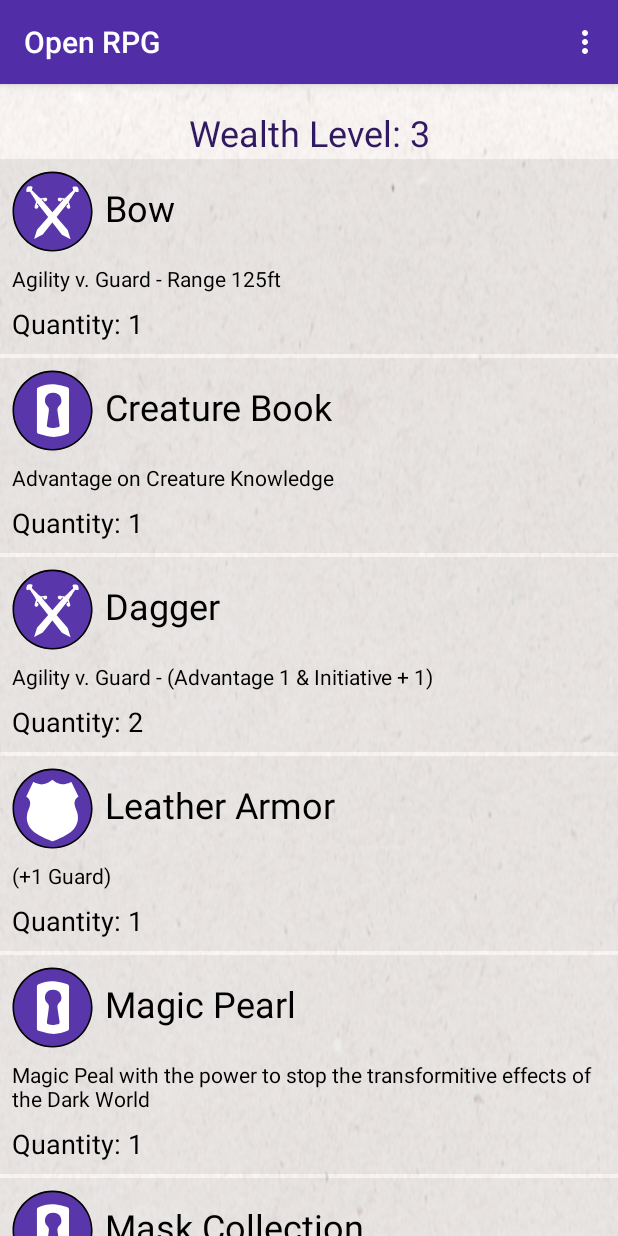
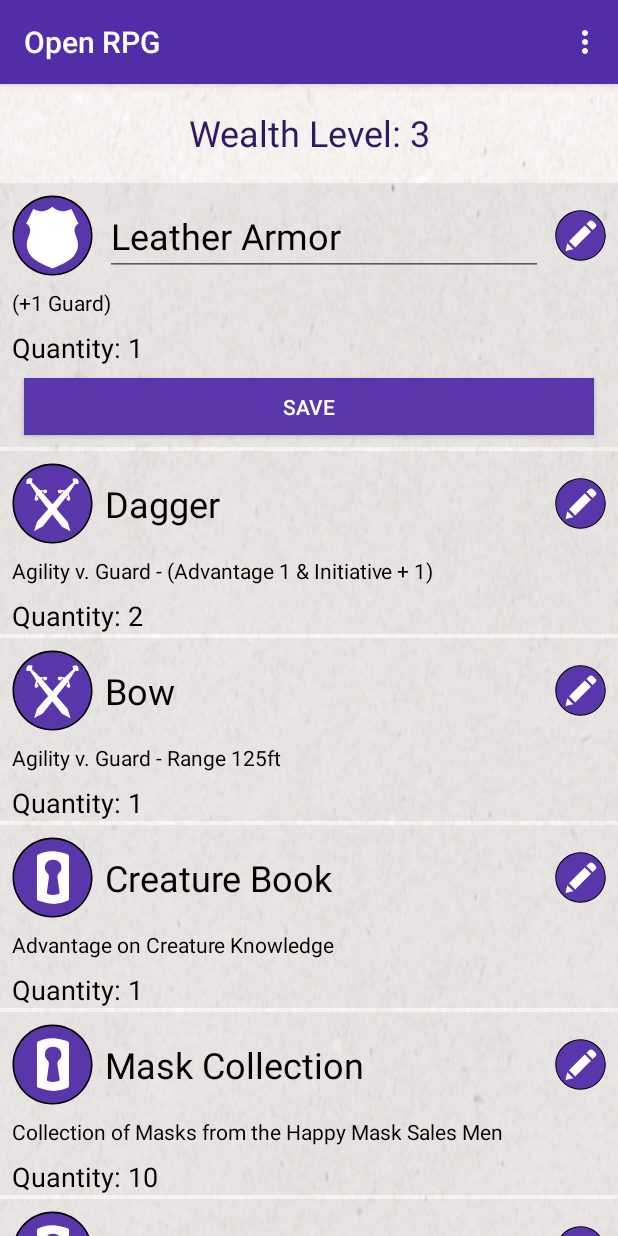
Before and after one commit to Geoffery10/Open-RPG, an Android app: the OLInventoryActivity screen opened directly, with no data from a screen before it, in the options menu, after a tap on "Add Item", on a phone screen of 412 x 824 dp. Run offline under Robolectric (Android 15) with nearby library versions, the phone set to English and light mode, and no system bars.

Commit message:
Added Edit Icon and Text Field

```diff
--- a/app/src/main/java/com/thecoredepository/mobile_rpg/charactersheets/openlegend/adapters/OLInventoryAdapter.java
+++ b/app/src/main/java/com/thecoredepository/mobile_rpg/charactersheets/openlegend/adapters/OLInventoryAdapter.java
@@ -5,6 +5,8 @@ import android.util.Log;
 import android.view.LayoutInflater;
 import android.view.View;
 import android.view.ViewGroup;
+import android.widget.Button;
+import android.widget.EditText;
 import android.widget.ImageView;
 import android.widget.TextView;
 
@@ -43,6 +45,9 @@ public class OLInventoryAdapter extends RecyclerView.Adapter<OLInventoryAdapter.
     public void onBindViewHolder(@NonNull final OLInventoryAdapter.ViewHolder holder, int position) {
         Log.d("Recycle", "onBindViewHolder called");
         OLItem item = items.get(position);
+        holder.btnSave.setVisibility(View.GONE);
+        holder.txtTitle.setVisibility(View.VISIBLE);
+        holder.editTitle.setVisibility(View.GONE);
 
         String type = ""+ item.getType();
         switch (type) {
@@ -55,19 +60,30 @@ public class OLInventoryAdapter extends RecyclerView.Adapter<OLInventoryAdapter.
             default : holder.imgIcon.setImageResource(R.drawable.ic_other_icon);
         }
 
-        /*if (item.getType().equals("Weapon")) {
-            holder.imgIcon.setImageResource(R.drawable.ic_weapon_icon);
-        } else if (item.getType().equals("Armor")) {
-            holder.imgIcon.setImageResource(R.drawable.ic_armor_icon);
-        } else if (item.getType().equals("Potion")) {
-            holder.imgIcon.setImageResource(R.drawable.ic_potion_icon);
-        } else {
-            holder.imgIcon.setImageResource(R.drawable.ic_other_icon);
-        }*/
-
         holder.txtTitle.setText(item.getTitle());
         holder.txtDescription.setText(item.getDescription());
         holder.txtQuantity.setText("Quantity: " + item.getQuantity());
+
+        holder.btnEdit.setOnClickListener(new View.OnClickListener() {
+            @Override
+            public void onClick(View v) {
+                //Open Edit
+                if (holder.btnSave.getVisibility() == View.GONE)
+                {
+                    holder.btnSave.setVisibility(View.VISIBLE);
+                    holder.txtTitle.setVisibility(View.GONE);
+                    holder.editTitle.setText(holder.txtTitle.getText());
+                    holder.editTitle.setVisibility(View.VISIBLE);
+                }
+                else
+                {
+                    holder.btnSave.setVisibility(View.GONE);
+                    holder.txtTitle.setVisibility(View.VISIBLE);
+                    holder.txtTitle.setText(holder.editTitle.getText());
+                    holder.editTitle.setVisibility(View.GONE);
+                }
+            }
+        });
     }
 
     @Override
@@ -87,6 +103,9 @@ public class OLInventoryAdapter extends RecyclerView.Adapter<OLInventoryAdapter.
         TextView txtTitle;
         TextView txtDescription;
         TextView txtQuantity;
+        ImageView btnEdit;
+        Button btnSave;
+        EditText editTitle;
 
         public ViewHolder(@NonNull View itemView) {
             super(itemView);
@@ -96,6 +115,9 @@ public class OLInventoryAdapter extends RecyclerView.Adapter<OLInventoryAdapter.
             txtTitle = itemView.findViewById(R.id.txtTitle);
             txtDescription = itemView.findViewById(R.id.txtDescription);
             txtQuantity = itemView.findViewById(R.id.txtQuanity);
+            btnEdit = itemView.findViewById(R.id.btnEdit);
+            btnSave = itemView.findViewById(R.id.btnSave);
+            editTitle = itemView.findViewById(R.id.editTitle);
         }
     }
 }
--- a/app/src/main/java/com/thecoredepository/mobile_rpg/charactersheets/openlegend/openlegend.java
+++ b/app/src/main/java/com/thecoredepository/mobile_rpg/charactersheets/openlegend/openlegend.java
@@ -825,7 +825,8 @@ public class openlegend
 
     public void sortItems() {
         ArrayList<OLItem> temp = new ArrayList<>();
-        Collections.sort(items, OLItem.itemComparator);
+        //Collections.sort(items, OLItem.itemComparator);
+
         /*for (int i = 0; i < items.size(); i++) {
             if(items.get(i).getType().equals("Weapon")) {
                 temp.add(items.get(i));
--- /dev/null
+++ b/app/src/main/res/drawable/ic_edit_icon.xml
@@ -0,0 +1,21 @@
+<vector xmlns:android="http://schemas.android.com/apk/res/android"
+    android:width="1000dp"
+    android:height="1000dp"
+    android:viewportWidth="1000"
+    android:viewportHeight="1000">
+  <path
+      android:pathData="M500.41,985c-65.38,0 -128.8,-12.8 -188.5,-38.05c-57.67,-24.39 -109.46,-59.31 -153.93,-103.79c-44.48,-44.48 -79.4,-96.27 -103.79,-153.94c-25.25,-59.7 -38.05,-123.12 -38.05,-188.5c0,-65.38 12.8,-128.8 38.05,-188.5c24.39,-57.67 59.31,-109.46 103.79,-153.93s96.27,-79.4 153.93,-103.79c59.7,-25.25 123.12,-38.05 188.5,-38.05s128.8,12.8 188.5,38.05c57.67,24.39 109.46,59.31 153.93,103.79s79.4,96.27 103.79,153.93c25.25,59.7 38.05,123.12 38.05,188.5c0,65.38 -12.8,128.8 -38.05,188.5c-24.39,57.67 -59.31,109.46 -103.79,153.94c-44.48,44.48 -96.27,79.4 -153.93,103.79C629.21,972.2 565.79,985 500.41,985z"
+      android:fillColor="#5937AA"/>
+  <path
+      android:fillColor="#FF000000"
+      android:pathData="M500.41,26.45c64.04,0 126.14,12.54 184.6,37.26c56.47,23.89 107.2,58.09 150.76,101.65c43.56,43.56 77.76,94.29 101.65,150.76c24.73,58.46 37.26,120.57 37.26,184.6s-12.54,126.14 -37.26,184.6c-23.89,56.47 -58.09,107.2 -101.65,150.76c-43.56,43.56 -94.29,77.76 -150.76,101.65C626.55,962.46 564.44,975 500.41,975s-126.14,-12.54 -184.6,-37.26c-56.47,-23.89 -107.2,-58.09 -150.76,-101.65C121.48,792.53 87.29,741.8 63.4,685.33c-24.73,-58.46 -37.26,-120.57 -37.26,-184.6s12.54,-126.14 37.26,-184.6c23.89,-56.47 58.09,-107.2 101.65,-150.76S259.33,87.6 315.81,63.72C374.26,38.99 436.37,26.45 500.41,26.45M500.41,6.45C227.43,6.45 6.14,227.75 6.14,500.73S227.43,995 500.41,995s494.27,-221.29 494.27,-494.27S773.39,6.45 500.41,6.45L500.41,6.45z"/>
+  <path
+      android:pathData="M210.07,783.95c3.13,-13.03 6.41,-26.02 9.35,-39.09c7.26,-32.17 14.36,-64.38 21.24,-95.3c39.84,39.78 80.09,79.96 120.19,120.01c-8.74,2.16 -19.05,4.74 -29.38,7.24c-33.2,8.04 -66.4,16.04 -99.6,24.09c-11.9,2.89 -15.76,1.39 -21.81,-8.73C210.07,789.42 210.07,786.68 210.07,783.95z"
+      android:fillColor="#FFFFFF"/>
+  <path
+      android:pathData="M583.65,305.65c40.34,40.34 80.82,80.82 121.02,121.02C602.2,529.17 499.37,632.04 397.06,734.4c-40.34,-40.27 -80.93,-80.78 -121.25,-121.02C378.14,511.09 480.98,408.28 583.65,305.65z"
+      android:fillColor="#FFFFFF"/>
+  <path
+      android:pathData="M737.87,393.74c-40.45,-40.45 -80.91,-80.91 -122.71,-122.7c2.61,-2.05 5.75,-4.08 8.37,-6.65c15.49,-15.18 30.16,-31.27 46.42,-45.57c23.17,-20.37 52.82,-19.08 74.95,2.3c17.98,17.38 35.65,35.11 53.06,53.06c16.86,17.38 17.89,40.93 1.38,58.44C779.52,353.64 758.41,373.43 737.87,393.74z"
+      android:fillColor="#FFFFFF"/>
+</vector>
--- a/app/src/main/res/layout/activity_ol_inventory.xml
+++ b/app/src/main/res/layout/activity_ol_inventory.xml
@@ -5,13 +5,9 @@
     android:background="@drawable/paper_bg"
     android:orientation="vertical">
 
-    <ScrollView
-        android:layout_width="match_parent"
-        android:layout_height="match_parent">
-
     <LinearLayout
         android:layout_width="match_parent"
-            android:layout_height="wrap_content"
+        android:layout_height="match_parent"
         android:orientation="vertical">
 
         <TextView
@@ -21,6 +17,7 @@
             android:layout_marginLeft="24dp"
             android:layout_marginTop="16dp"
             android:layout_marginRight="24dp"
+            android:layout_marginBottom="16dp"
             android:text="Wealth Lvl:"
             android:textAlignment="center"
             android:textColor="@color/colorPrimaryDark"
@@ -31,11 +28,9 @@
             android:id="@+id/item_view"
             android:layout_width="match_parent"
             android:layout_height="match_parent"
-                android:layout_marginBottom="10dp"
             android:clipToPadding="false"
             android:orientation="vertical"
             android:scrollbars="vertical" />
     </LinearLayout>
-    </ScrollView>
 
 </LinearLayout>
--- a/app/src/main/res/layout/layout_item_item.xml
+++ b/app/src/main/res/layout/layout_item_item.xml
@@ -32,16 +32,32 @@
             android:layout_height="wrap_content"
             android:layout_marginStart="8dp"
             android:layout_marginLeft="8dp"
-            android:layout_marginTop="16dp"
             android:layout_marginEnd="8dp"
             android:layout_marginRight="8dp"
             android:text="Title"
             android:textColor="@color/text"
             android:textSize="24sp"
-            app:layout_constraintEnd_toEndOf="parent"
-            app:layout_constraintHorizontal_bias="0.0"
+            app:layout_constraintBottom_toBottomOf="@+id/imgIcon"
+            app:layout_constraintEnd_toStartOf="@+id/btnEdit"
             app:layout_constraintStart_toEndOf="@+id/imgIcon"
-            app:layout_constraintTop_toTopOf="parent" />
+            app:layout_constraintTop_toTopOf="@+id/imgIcon" />
+
+        <EditText
+            android:id="@+id/editTitle"
+            android:layout_width="0dp"
+            android:layout_height="wrap_content"
+            android:layout_marginStart="8dp"
+            android:layout_marginLeft="8dp"
+            android:layout_marginEnd="8dp"
+            android:layout_marginRight="8dp"
+            android:text="Title"
+            android:textColor="@color/text"
+            android:textSize="24sp"
+            app:layout_constraintBottom_toBottomOf="@+id/imgIcon"
+            app:layout_constraintEnd_toStartOf="@+id/btnEdit"
+            app:layout_constraintStart_toEndOf="@+id/imgIcon"
+            app:layout_constraintTop_toTopOf="@+id/imgIcon"
+            android:visibility="gone"/>
 
         <TextView
             android:id="@+id/txtDescription"
@@ -67,14 +83,42 @@
             android:layout_marginTop="8dp"
             android:layout_marginEnd="8dp"
             android:layout_marginRight="8dp"
-            android:layout_marginBottom="8dp"
             android:text="Quanity: 1"
             android:textSize="18sp"
-            app:layout_constraintBottom_toBottomOf="parent"
             app:layout_constraintEnd_toEndOf="parent"
             app:layout_constraintHorizontal_bias="0.0"
             app:layout_constraintStart_toStartOf="parent"
             app:layout_constraintTop_toBottomOf="@+id/txtDescription" />
+
+        <ImageView
+            android:id="@+id/btnEdit"
+            android:layout_width="34dp"
+            android:layout_height="34dp"
+            android:layout_marginEnd="8dp"
+            android:layout_marginRight="8dp"
+            app:layout_constraintBottom_toBottomOf="@+id/imgIcon"
+            app:layout_constraintEnd_toEndOf="parent"
+            app:layout_constraintTop_toTopOf="@+id/imgIcon"
+            app:srcCompat="@drawable/ic_edit_icon" />
+
+        <Button
+            android:id="@+id/btnSave"
+            android:layout_width="0dp"
+            android:layout_height="38dp"
+            android:layout_marginStart="16dp"
+            android:layout_marginLeft="16dp"
+            android:layout_marginTop="8dp"
+            android:layout_marginEnd="16dp"
+            android:layout_marginRight="16dp"
+            android:layout_marginBottom="8dp"
+            android:background="@color/LogoColor"
+            android:text="Save"
+            android:textColor="@color/textAccent"
+            app:layout_constraintBottom_toBottomOf="parent"
+            app:layout_constraintEnd_toEndOf="parent"
+            app:layout_constraintStart_toStartOf="parent"
+            app:layout_constraintTop_toBottomOf="@+id/txtQuanity" />
+
     </androidx.constraintlayout.widget.ConstraintLayout>
 
 </LinearLayout>
--- a/app/src/main/res/values/colors.xml
+++ b/app/src/main/res/values/colors.xml
@@ -5,6 +5,7 @@
     <color name="colorAccent">#512DA8</color>
     <color name="colorPrimaryLight">#6943CF</color>
     <color name="colorTint">#2D999999</color>
+    <color name="LogoColor">#5937AA</color>
     <color name="text">#000000</color>
     <color name="textColored">#512DA8</color>
     <color name="textColoredDarkTheme">#703CE2</color>
```
Also changed, not shown: 3 other files. Lines whose indentation alone changed are shown as unchanged.
